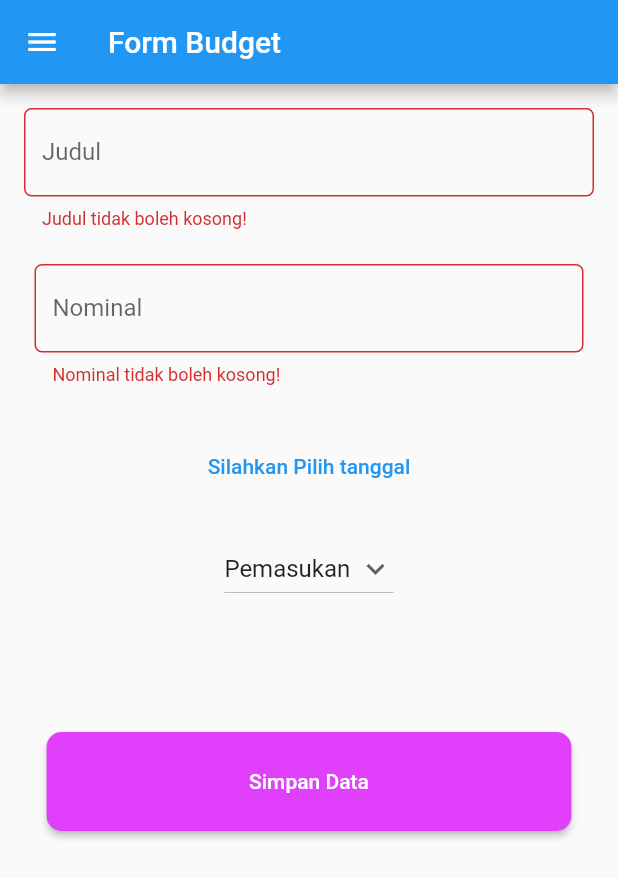
After one commit to Radenscc23/pbp-flutter-lab, a Flutter app: the MyFormPage screen opened directly, after a tap on "Simpan Data", on a phone screen of 412 x 824 dp. The commit adds this screen. Shown: the top 878 px of the screen. Run offline on Flutter 3.47's test engine with Material 2 defaults, Android fonts, the phone set to English and light mode, and no system bars.

Commit message:
tugas 8 done

```diff
--- /dev/null
+++ b/lib/drawer.dart
@@ -0,0 +1,50 @@
+import 'package:counter_7/main.dart';
+import 'package:counter_7/form.dart';
+import 'package:counter_7/hasil.dart';
+import 'package:flutter/material.dart';
+
+class DrawerWidget extends StatelessWidget {
+  @override
+  Widget build(BuildContext context) {
+    return Drawer(
+        child: Column(
+            children: [
+              ListTile(
+                title: const Text("counter_7"),
+                onTap: () {
+                  Navigator.pushReplacement(
+                    context,
+                    MaterialPageRoute(
+                      builder: (context) =>
+                      const MyHomePage(title: "Program Counter"),
+                    ),
+                  );
+                },
+              ),
+              ListTile(
+                title: const Text("Tambah Budget"),
+                onTap: () {
+                  Navigator.push(
+                    context,
+                    MaterialPageRoute(
+                      builder: (context) => const MyFormPage(),
+                    ),
+                  );
+                },
+              ),
+              ListTile(
+                title: const Text("Data Budget"),
+                onTap: () {
+                  Navigator.push(
+                    context,
+                    MaterialPageRoute(
+                      builder: (context) => const MyHasilPage(),
+                    ),
+                  );
+                },
+              )
+            ],
+          ),
+        );
+      }
+    }
--- /dev/null
+++ b/lib/form.dart
@@ -0,0 +1,217 @@
+import 'package:counter_7/drawer.dart';
+import 'package:counter_7/model.dart';
+import 'package:counter_7/main.dart';
+import 'package:counter_7/hasil.dart';
+import 'package:flutter/material.dart';
+import 'package:flutter/services.dart';
+import 'package:intl/intl.dart';
+
+
+List<FormModels> listModel = [];
+
+class MyFormPage extends StatefulWidget {
+  const MyFormPage({super.key});
+
+  @override
+  State<MyFormPage> createState() => _MyFormPageState();
+}
+
+class _MyFormPageState extends State<MyFormPage> {
+  final _formKey = GlobalKey<FormState>();
+  String _judul = "";
+  String _nominal = "";
+  String _jenis = "Pemasukan";
+  DateTime date = DateTime.now();
+  List<String> jenisBudget = ["Pemasukan", "Pengeluaran"];
+
+
+  @override
+  Widget build(BuildContext context) {
+    return Scaffold(
+        appBar: AppBar(
+        title: const Text('Form Budget'),
+    ),
+    drawer: DrawerWidget(),
+    body: Form(
+      key: _formKey,
+      child: Padding(
+        padding: const EdgeInsets.all(8.0),
+        child: Column(
+            mainAxisSize: MainAxisSize.max,
+            children: [
+        Padding(
+        // Input Judul
+        padding: const EdgeInsets.all(8.0),
+        child: TextFormField(
+          decoration: InputDecoration(
+            hintText: "Judul",
+            labelText: "Judul",
+            // Menambahkan circular border agar lebih rapi
+            border: OutlineInputBorder(
+              borderRadius: BorderRadius.circular(5.0),
+            ),
+          ),
+          // Menambahkan behavior saat nama diketik
+          onChanged: (String? value) {
+            setState(() {
+              _judul = value!;
+            });
+          },
+          // Menambahkan behavior saat data disimpan
+          onSaved: (String? value) {
+            setState(() {
+              _judul = value!;
+            });
+          },
+          // Validator sebagai validasi form
+          validator: (String? value) {
+            if (value == null || value.isEmpty) {
+              return 'Judul tidak boleh kosong!';
+            }
+            return null;
+          },
+        ),
+      ),
+    Padding(
+      // Menggunakan padding sebesar 8 pixels
+          padding: const EdgeInsets.all(15.0),
+          child: TextFormField(
+            decoration: InputDecoration(
+              labelText: "Nominal",
+            // Menambahkan circular border agar lebih rapi
+              border: OutlineInputBorder(
+                borderRadius: BorderRadius.circular(5.0),
+          ),
+        ),
+        keyboardType: TextInputType.number,
+        inputFormatters: <TextInputFormatter>[
+          FilteringTextInputFormatter.digitsOnly
+        ],
+        // Menambahkan behavior saat nama diketik
+        onChanged: (String? value) {
+          setState(() {
+              _nominal = value!;
+          });
+        },
+        // Menambahkan behavior saat data disimpan
+        onSaved: (String? value) {
+          setState(() {
+              _nominal = value!;
+        });
+        },
+        // Validator sebagai validasi form
+        validator: (String? value) {
+          if (value == null || value.isEmpty) {
+            return 'Nominal tidak boleh kosong!';
+          }
+          if (int.parse(value) == 0) {
+            return 'Nominal tidak boleh nol!';
+          }
+            return null;
+          },
+        ),
+      ),
+      SizedBox(
+        height: 15,
+      ),
+    TextButton(
+        child: Text('Silahkan Pilih tanggal'),
+        onPressed: () async {
+            DateTime? newDate = await showDatePicker(
+              context: context,
+              initialDate: date,
+              firstDate: DateTime(2000),
+              lastDate: DateTime(2200));
+            if (newDate == null) return;
+            setState(() => date = newDate);
+          },
+      ),
+      SizedBox(
+        height: 20,
+      ),
+    DropdownButton(
+        value: _jenis,
+        icon: const Icon(Icons.keyboard_arrow_down),
+        items: jenisBudget.map((String items) {
+          return DropdownMenuItem(
+          value: items,
+          child: Text(items),
+        );
+        }).toList(),
+        onChanged: (String? newValue) {
+          setState(() {
+            _jenis = newValue!;
+        });
+      },
+    ),
+    SizedBox(
+      height: 85,
+    ),
+              ElevatedButton(
+                child: Text('Simpan Data'),
+                style: ElevatedButton.styleFrom(
+                    padding: EdgeInsets.symmetric(
+                        horizontal: 135.0, vertical: 25.0),
+                    shape: RoundedRectangleBorder(
+                        borderRadius: BorderRadius.circular(10.0)),
+                    primary: Colors.purpleAccent),
+                onPressed: () {
+                  if (_formKey.currentState!.validate()) {
+                    var formatter = new DateFormat('MMM d, yyyy');
+                    String formattedDate = formatter.format(date);
+                    final budget = FormModels(
+                        judul: _judul,
+                        nominal: _nominal,
+                        jenis: _jenis,
+                        dateTime: formattedDate);
+                    listModel.add(budget);
+                    showDialog(
+                      context: context,
+                      builder: (context) {
+                        return Dialog(
+                          backgroundColor:
+                          Colors.white70,
+                          shape: RoundedRectangleBorder(
+                            borderRadius: BorderRadius.circular(10),
+                          ),
+                          elevation: 15,
+                          child: Container(
+                            child: ListView(
+                              padding: const EdgeInsets.only(
+                                  top: 20, bottom: 20, right: 50, left: 50),
+                              shrinkWrap: true,
+                              children: <Widget>[
+                                Center(
+                                    child: const Text(
+                                        'Data berhasil disimpan')),
+                                SizedBox(height: 20),
+                                ElevatedButton(
+                                  child: Text('Kembali'),
+                                  style: ElevatedButton.styleFrom(
+                                      padding: EdgeInsets.symmetric(
+                                          horizontal: 120.0,
+                                          vertical: 25.0),
+                                      shape: RoundedRectangleBorder(
+                                          borderRadius:
+                                          BorderRadius.circular(10.0)),
+                                      primary: Colors.blue),
+                                  onPressed: () {
+                                    Navigator.pop(context);
+                                  },
+                                ),
+                              ],
+                            ),
+                          ),
+                        );
+                      },
+                    );
+                  }
+                },
+              ),
+            ],
+        ),
+      ),
+    ),
+    );
+  }
+}
--- a/lib/main.dart
+++ b/lib/main.dart
@@ -1,4 +1,5 @@
 import 'package:flutter/material.dart';
+import 'package:counter_7/drawer.dart';
 
 void main() {
   runApp(const MyApp());
@@ -83,6 +84,7 @@ class _MyHomePageState extends State<MyHomePage> {
         // the App.build method, and use it to set our appbar title.
         title: Text(widget.title),
       ),
+      drawer:DrawerWidget(),
       body: Center(
         // Center is a layout widget. It takes a single child and positions it
         // in the middle of the parent.
--- /dev/null
+++ b/lib/model.dart
@@ -0,0 +1,14 @@
+import 'package:flutter/material.dart';
+
+class FormModels {
+  String judul;
+  String nominal;
+  String jenis;
+  String dateTime;
+
+  FormModels(
+      {required this.judul,
+        required this.nominal,
+        required this.jenis,
+        required this.dateTime});
+}
--- a/pubspec.yaml
+++ b/pubspec.yaml
@@ -36,6 +36,7 @@ dependencies:
   # The following adds the Cupertino Icons font to your application.
   # Use with the CupertinoIcons class for iOS style icons.
   cupertino_icons: ^1.0.2
+  intl: ^0.17.0
 
 dev_dependencies:
   flutter_test:
```
Also changed, not shown: lib/hasil.dart (added, +53 -0 lines), pubspec.lock, 1 other file.
